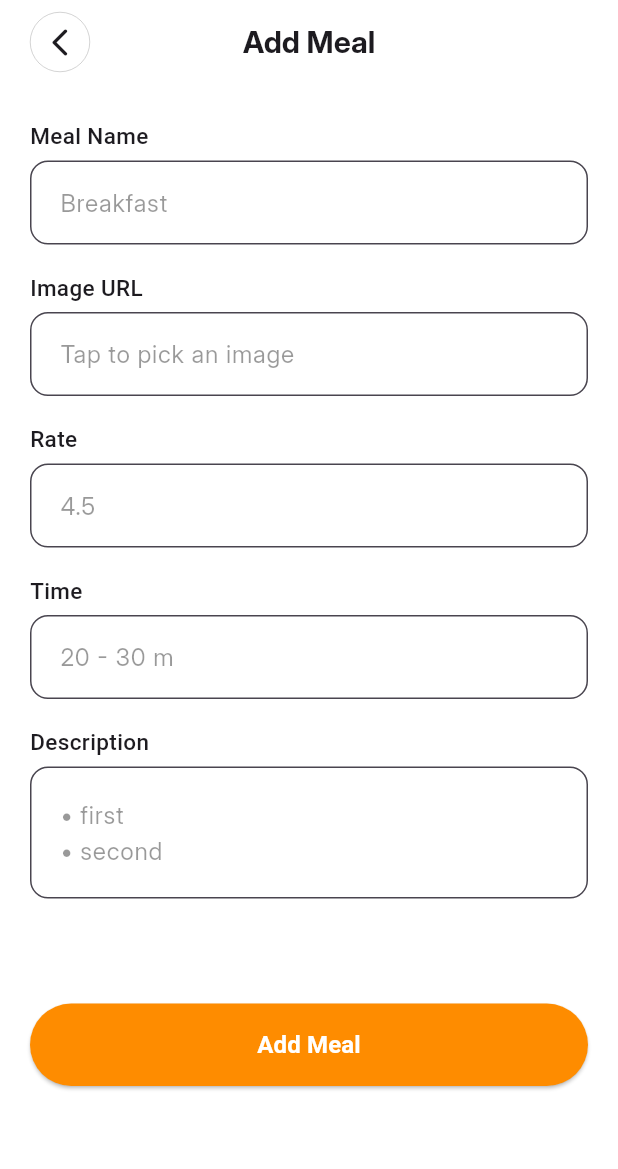
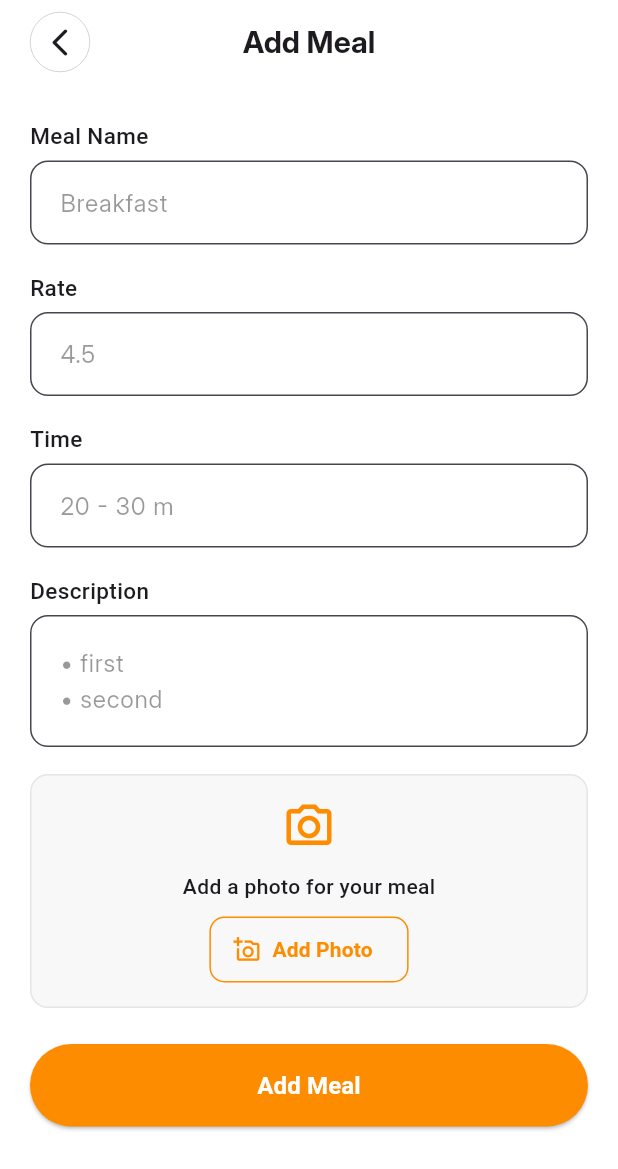
Before and after one commit to ahmed-alnabhi/meal_app, a Flutter app: the AddMealScreen screen opened by its route, on a phone screen of 412 x 824 dp. Shown: the top 1169 px of the screen. Run offline on Flutter 3.47's test engine with Material 3 defaults, Android fonts, the phone set to English and light mode, and no system bars; our stand-ins replace go_router, image_picker, shared_preferences, sqflite; accounts and stored records are empty.

Commit message:
Add AddMealProvider to main.dart and refactor AddMealScreen to utilize provider for image handling. Remove direct image URL input and implement image selection UI with preview functionality.

```diff
--- /dev/null
+++ b/lib/features/add_meal/add_meal_provider.dart
@@ -0,0 +1,44 @@
+import 'package:flutter/material.dart';
+import 'package:meal_app/core/utils/image_utils.dart';
+
+class AddMealProvider extends ChangeNotifier {
+  String? _imagePath;
+
+  String? get imagePath => _imagePath;
+
+  Future<void> pickImage(BuildContext context) async {
+    final bool? fromCamera = await showModalBottomSheet<bool>(
+      context: context,
+      builder: (context) {
+        return SafeArea(
+          child: Column(
+            mainAxisSize: MainAxisSize.min,
+            children: [
+              ListTile(
+                leading: const Icon(Icons.camera_alt_outlined),
+                title: const Text('Camera'),
+                onTap: () => Navigator.of(context).pop(true),
+              ),
+              ListTile(
+                leading: const Icon(Icons.photo_library_outlined),
+                title: const Text('Gallery'),
+                onTap: () => Navigator.of(context).pop(false),
+              ),
+            ],
+          ),
+        );
+      },
+    );
+    if (fromCamera == null) return;
+    final file = await ImageUtils.pickAndSaveImage(fromCamera: fromCamera);
+    if (file != null) {
+      _imagePath = file.path;
+      notifyListeners();
+    }
+  }
+
+  void clearImage() {
+    _imagePath = null;
+    notifyListeners();
+  }
+}
--- a/lib/features/add_meal/add_meal_screen.dart
+++ b/lib/features/add_meal/add_meal_screen.dart
@@ -1,8 +1,9 @@
+import 'dart:io';
 import 'package:flutter/material.dart';
 import 'package:go_router/go_router.dart';
 import 'package:meal_app/core/style/colors.dart';
 import 'package:meal_app/features/add_meal/widgets/custom_text_feild.dart';
-import 'package:meal_app/core/utils/image_utils.dart';
+import 'package:meal_app/features/add_meal/add_meal_provider.dart';
 import 'package:meal_app/features/home/data/db_helper/db_helper.dart';
 import 'package:meal_app/features/home/data/models/meal_model.dart';
 import 'package:meal_app/features/home/home_screen_provider.dart';
@@ -18,69 +19,45 @@ class AddMealScreen extends StatefulWidget {
 class _AddMealScreenState extends State<AddMealScreen> {
   final _formKey = GlobalKey<FormState>();
   TextEditingController nameController = TextEditingController();
-  TextEditingController imageUrlController = TextEditingController();
   TextEditingController rateController = TextEditingController();
   TextEditingController timeController = TextEditingController();
   TextEditingController descriptionController = TextEditingController();
 
   DatabaseHelper dbHelper = DatabaseHelper();
+  // Image path is managed by AddMealProvider
 
   @override
   void dispose() {
     nameController.dispose();
-    imageUrlController.dispose();
     rateController.dispose();
     timeController.dispose();
     descriptionController.dispose();
     super.dispose();
   }
 
-  Future<void> _pickImage() async {
-    final bool? fromCamera = await showModalBottomSheet<bool>(
-      context: context,
-      builder: (context) {
-        return SafeArea(
-          child: Column(
-            mainAxisSize: MainAxisSize.min,
-            children: [
-              ListTile(
-                leading: const Icon(Icons.camera_alt_outlined),
-                title: const Text('Camera'),
-                onTap: () => Navigator.of(context).pop(true),
-              ),
-              ListTile(
-                leading: const Icon(Icons.photo_library_outlined),
-                title: const Text('Gallery'),
-                onTap: () => Navigator.of(context).pop(false),
-              ),
-            ],
-          ),
-        );
-      },
-    );
-    if (fromCamera == null) return;
-    final file = await ImageUtils.pickAndSaveImage(fromCamera: fromCamera);
-    if (file != null) {
-      imageUrlController.text = file.path;
-      setState(() {});
+  void addMeal() {
+    final addMealProvider = context.read<AddMealProvider>();
+    final String? imagePath = addMealProvider.imagePath;
+    if (imagePath == null || imagePath.isEmpty) {
+      ScaffoldMessenger.of(context).showSnackBar(
+        const SnackBar(content: Text('Please add a photo for the meal')),
+      );
+      return;
     }
-  }
-
-  void addMeal() {
     Provider.of<HomeScreenProvider>(context, listen: false).addMeal(
       Meal(
         name: nameController.text.trim(),
         rating: double.tryParse(rateController.text.trim()) ?? 0.0,
         time: timeController.text.trim(),
-        imageUrl: imageUrlController.text.trim(),
+        imageUrl: imagePath.trim(),
         description: descriptionController.text.trim(),
       ),
     );
     nameController.clear();
     rateController.clear();
     timeController.clear();
-    imageUrlController.clear();
     descriptionController.clear();
+    addMealProvider.clearImage();
     GoRouter.of(context).pop();
   }
 
@@ -150,24 +127,6 @@ class _AddMealScreenState extends State<AddMealScreen> {
                   ),
                   SizedBox(height: 18),
                   Text(
-                    "Image URL",
-                    style: TextStyle(fontSize: 15, fontWeight: FontWeight.w500),
-                  ),
-                  SizedBox(height: 6),
-                  CustomTextField(
-                    hintText: "Tap to pick an image",
-                    controller: imageUrlController,
-                    readOnly: true,
-                    onTap: _pickImage,
-                    validator: (value) {
-                      if (value == null || value.isEmpty) {
-                        return 'Please pick an image';
-                      }
-                      return null;
-                    },
-                  ),
-                  SizedBox(height: 18),
-                  Text(
                     "Rate",
                     style: TextStyle(fontSize: 15, fontWeight: FontWeight.w500),
                   ),
@@ -218,7 +177,116 @@ class _AddMealScreenState extends State<AddMealScreen> {
                     },
                     contentHeight: 20,
                   ),
-                  SizedBox(height: 70),
+                  SizedBox(height: 18),
+
+                  // Image picker / preview section (UX: placed above the primary action)
+                  if (context.watch<AddMealProvider>().imagePath == null) ...[
+                    Container(
+                      width: double.infinity,
+                      padding: const EdgeInsets.symmetric(
+                        vertical: 16,
+                        horizontal: 16,
+                      ),
+                      decoration: BoxDecoration(
+                        color: const Color(0xFFF8F8F8),
+                        borderRadius: BorderRadius.circular(12),
+                        border: Border.all(color: const Color(0xFFE5E5E5)),
+                      ),
+                      child: Column(
+                        crossAxisAlignment: CrossAxisAlignment.center,
+                        children: [
+                          Icon(
+                            Icons.photo_camera_outlined,
+                            color: AppColors.primaryColor,
+                            size: 36,
+                          ),
+                          const SizedBox(height: 12),
+                          const Text(
+                            'Add a photo for your meal',
+                            style: TextStyle(
+                              fontSize: 14,
+                              fontWeight: FontWeight.w500,
+                            ),
+                          ),
+                          const SizedBox(height: 10),
+                          SizedBox(
+                            height: 44,
+                            child: OutlinedButton.icon(
+                              onPressed: () => context
+                                  .read<AddMealProvider>()
+                                  .pickImage(context),
+                              style: OutlinedButton.styleFrom(
+                                side: BorderSide(
+                                  color: AppColors.primaryColor,
+                                  width: 1,
+                                ),
+                                shape: RoundedRectangleBorder(
+                                  borderRadius: BorderRadius.circular(10),
+                                ),
+                              ),
+                              icon: Icon(
+                                Icons.add_a_photo_outlined,
+                                color: AppColors.primaryColor,
+                              ),
+                              label: Text(
+                                'Add Photo',
+                                style: TextStyle(
+                                  color: AppColors.primaryColor,
+                                  fontWeight: FontWeight.w600,
+                                ),
+                              ),
+                            ),
+                          ),
+                        ],
+                      ),
+                    ),
+                  ] else ...[
+                    ClipRRect(
+                      borderRadius: BorderRadius.circular(12),
+                      child: Image.file(
+                        File(context.watch<AddMealProvider>().imagePath!),
+                        height: 180,
+                        width: double.infinity,
+                        fit: BoxFit.cover,
+                      ),
+                    ),
+                    const SizedBox(height: 10),
+                    Row(
+                      children: [
+                        Expanded(
+                          child: OutlinedButton.icon(
+                            onPressed: () => context
+                                .read<AddMealProvider>()
+                                .pickImage(context),
+                            icon: const Icon(Icons.edit_outlined),
+                            label: const Text('Replace photo'),
+                            style: OutlinedButton.styleFrom(
+                              shape: RoundedRectangleBorder(
+                                borderRadius: BorderRadius.circular(10),
+                              ),
+                            ),
+                          ),
+                        ),
+                        const SizedBox(width: 12),
+                        Expanded(
+                          child: TextButton.icon(
+                            onPressed: () =>
+                                context.read<AddMealProvider>().clearImage(),
+                            icon: const Icon(Icons.delete_outline),
+                            label: const Text('Remove'),
+                            style: TextButton.styleFrom(
+                              foregroundColor: Colors.redAccent,
+                              shape: RoundedRectangleBorder(
+                                borderRadius: BorderRadius.circular(10),
+                              ),
+                            ),
+                          ),
+                        ),
+                      ],
+                    ),
+                  ],
+
+                  const SizedBox(height: 24),
 
                   SizedBox(
                     width: double.infinity,
--- a/lib/main.dart
+++ b/lib/main.dart
@@ -3,6 +3,7 @@ import 'package:meal_app/core/style/routing/router_generation_config.dart';
 import 'package:meal_app/features/home/home_screen_provider.dart';
 import 'package:meal_app/features/onboarding/onboarding_service/onboarding_services.dart';
 import 'package:provider/provider.dart';
+import 'package:meal_app/features/add_meal/add_meal_provider.dart';
 
 void main() async {
   WidgetsFlutterBinding.ensureInitialized();
@@ -10,11 +11,12 @@ void main() async {
   runApp(
     MultiProvider(
       providers: [
-         ChangeNotifierProvider(create: (_) => HomeScreenProvider()),
+        ChangeNotifierProvider(create: (_) => HomeScreenProvider()),
+        ChangeNotifierProvider(create: (_) => AddMealProvider()),
       ],
       child: const MyApp(),
-    )
-   );
+    ),
+  );
 }
 
 class MyApp extends StatelessWidget {
```
